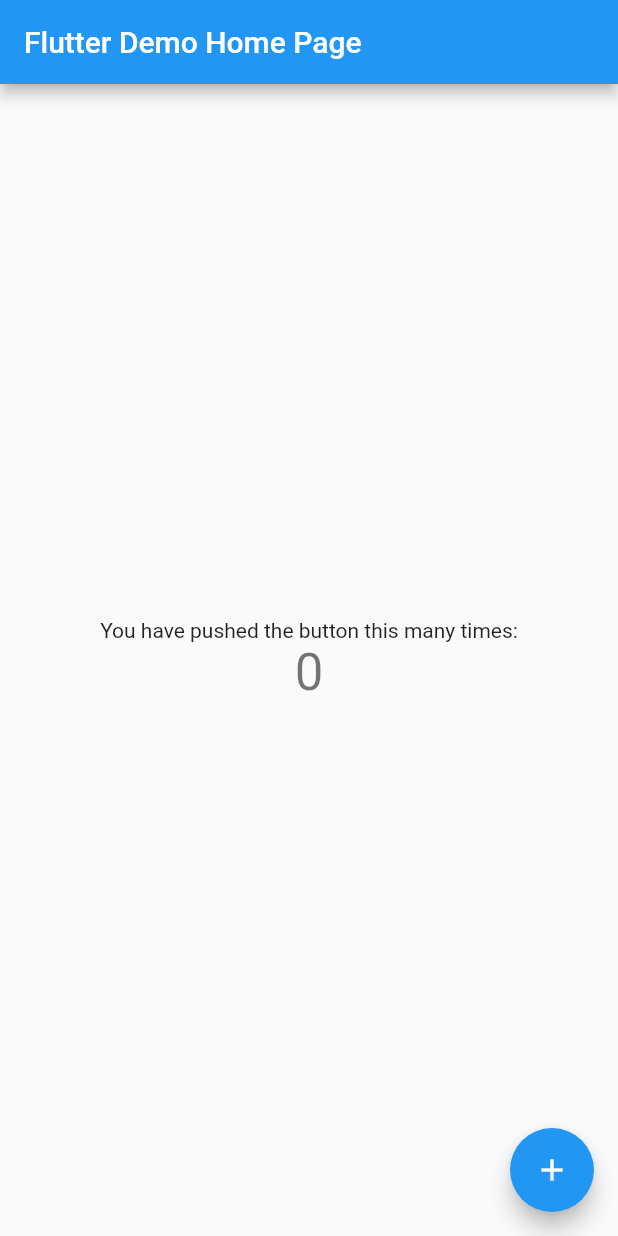
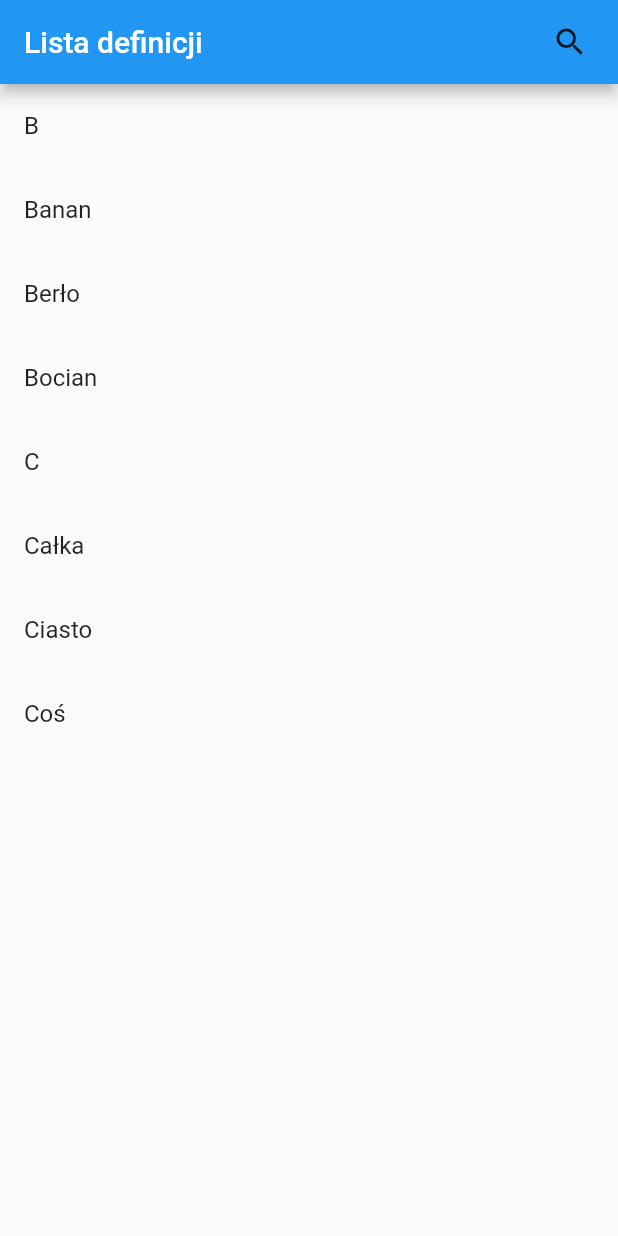
Before and after one commit to m-soltan/match_it, a Flutter app: the screen it shows after launch, on a phone screen of 412 x 824 dp. Run offline on Flutter 3.47's test engine with Material 2 defaults, Android fonts, the phone set to English and light mode, and no system bars.

Commit message:
create basic list view and use it in main.dart

```diff
--- /dev/null
+++ b/lib/list_screen.dart
@@ -0,0 +1,53 @@
+import 'package:flutter/material.dart';
+
+class _Header {
+  final String _s;
+  _Header(this._s);
+}
+
+class _Item {
+  final String _s;
+  _Item(this._s);
+}
+
+int _itemCount = 8;
+var _items = <dynamic> [
+  _Header("B"),
+  _Item("Banan"),
+  _Item("Berło"),
+  _Item("Bocian"),
+  _Header("C"),
+  _Item("Całka"),
+  _Item("Ciasto"),
+  _Item("Coś"),
+];
+
+class ListScreen extends StatelessWidget {
+  @override
+  Widget build(BuildContext context) {
+    return Scaffold(
+      appBar: AppBar(
+        title: Text("Lista definicji"),
+        actions: <Widget>[
+          TextButton(
+            child: Icon(
+              Icons.search,
+              color: Theme.of(context).textTheme.bodyText2!.color,
+            ),
+            onPressed: () {},
+
+          ),
+        ],
+      ),
+      body: ListView.builder(
+        itemCount: _itemCount,
+        itemBuilder: (context, index) {
+          dynamic i = _items[index];
+          return ListTile(
+            title: Text(i._s),
+          );
+        },
+      ),
+    );
+  }
+}
--- a/lib/main.dart
+++ b/lib/main.dart
@@ -1,4 +1,6 @@
 import 'package:flutter/material.dart';
+
+import 'list_screen.dart';
 
 void main() {
   runApp(const MyApp());
@@ -24,7 +26,7 @@ class MyApp extends StatelessWidget {
         // is not restarted.
         primarySwatch: Colors.blue,
       ),
-      home: const MyHomePage(title: 'Flutter Demo Home Page'),
+      home: ListScreen(),
     );
   }
 }
```
